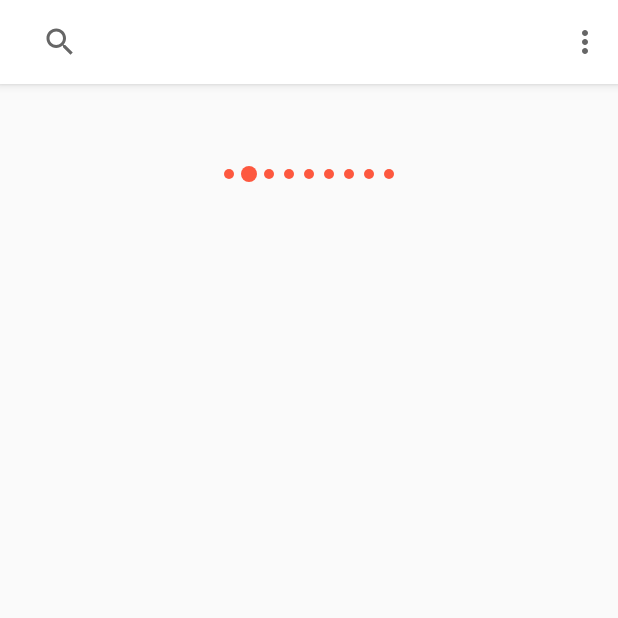
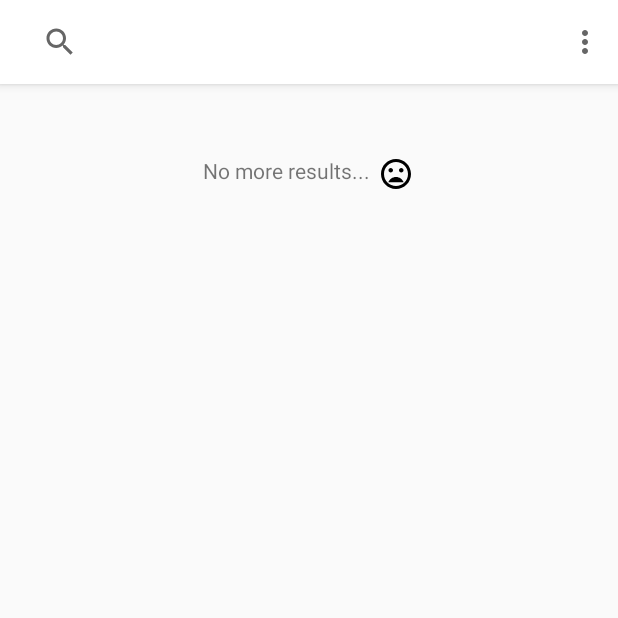
Before and after one commit to yussefsaidi/FoodRecipesNoLocalCache, an Android app: the screen it shows after launch (RecipeListActivity), after a tap on "Barbecue", on a phone screen of 412 x 824 dp, the top half of it. Run offline under Robolectric (Android 15) with nearby library versions, the phone set to English and light mode, and no system bars; our stand-ins replace CircleImageView; pictures from the network do not load; 2 statements that could not run were skipped.

Commit message:
Display message when query is exhausted

```diff
--- a/app/src/main/java/com/saidiyussef/foodrecipes/RecipeListActivity.java
+++ b/app/src/main/java/com/saidiyussef/foodrecipes/RecipeListActivity.java
@@ -81,6 +81,7 @@ public class RecipeListActivity extends BaseActivity implements OnRecipeListener
             public void onChanged(Boolean aBoolean) {
                 if(aBoolean){
                     Log.d(TAG, "onChanged: the query is exhausted");
+                    mAdapter.setQueryExhausted();
                 }
             }
         });
--- a/app/src/main/java/com/saidiyussef/foodrecipes/adapters/RecipeRecyclerAdapter.java
+++ b/app/src/main/java/com/saidiyussef/foodrecipes/adapters/RecipeRecyclerAdapter.java
@@ -23,6 +23,7 @@ public class RecipeRecyclerAdapter extends RecyclerView.Adapter<RecyclerView.Vie
     private static final int RECIPE_TYPE = 1;
     private static final int LOADING_TYPE = 2;
     private static final int CATEGORY_TYPE = 3;
+    private static final int EXHAUSTED_TYPE = 4;
 
 
     private List<Recipe> mRecipes;
@@ -46,6 +47,10 @@ public class RecipeRecyclerAdapter extends RecyclerView.Adapter<RecyclerView.Vie
             case LOADING_TYPE:{
                 view = LayoutInflater.from(parent.getContext()).inflate(R.layout.layout_loading_list_item, parent, false);
                 return new LoadingViewHolder(view);
+            }
+            case EXHAUSTED_TYPE:{
+                view = LayoutInflater.from(parent.getContext()).inflate(R.layout.layout_search_exhausted, parent, false);
+                return new SearchExhaustedViewHolder(view);
             }
             default:{
                 view = LayoutInflater.from(parent.getContext()).inflate(R.layout.layout_recipe_list_item, parent, false);
@@ -101,8 +106,30 @@ public class RecipeRecyclerAdapter extends RecyclerView.Adapter<RecyclerView.Vie
                 && !mRecipes.get(position).getTitle().equals("EXHAUSTED...")){
             return LOADING_TYPE;
         }
+        else if(mRecipes.get(position).getTitle().equals("EXHAUSTED...")){
+            return EXHAUSTED_TYPE;
+        }
         else{
             return RECIPE_TYPE;
+        }
+    }
+
+    public void setQueryExhausted(){
+        hideLoading();
+        Recipe exhaustedRecipe = new Recipe();
+        exhaustedRecipe.setTitle("EXHAUSTED...");
+        mRecipes.add(exhaustedRecipe);
+        notifyDataSetChanged();
+    }
+
+    private void hideLoading(){
+        if(isLoading()){
+            for (Recipe recipe: mRecipes){
+                if(recipe.getTitle().equals("LOADING...")){
+                    mRecipes.remove(recipe);
+                }
+            }
+            notifyDataSetChanged();
         }
     }
 
--- /dev/null
+++ b/app/src/main/java/com/saidiyussef/foodrecipes/adapters/SearchExhaustedViewHolder.java
@@ -0,0 +1,16 @@
+package com.saidiyussef.foodrecipes.adapters;
+
+import android.view.View;
+
+import androidx.annotation.NonNull;
+import androidx.recyclerview.widget.RecyclerView;
+
+public class SearchExhaustedViewHolder extends RecyclerView.ViewHolder {
+
+
+    public SearchExhaustedViewHolder(@NonNull View itemView) {
+        super(itemView);
+    }
+
+
+}
--- /dev/null
+++ b/app/src/main/res/drawable/ic_mood_bad_black_24dp.xml
@@ -0,0 +1,9 @@
+<vector xmlns:android="http://schemas.android.com/apk/res/android"
+        android:width="24dp"
+        android:height="24dp"
+        android:viewportWidth="24.0"
+        android:viewportHeight="24.0">
+    <path
+        android:fillColor="#FF000000"
+        android:pathData="M11.99,2C6.47,2 2,6.48 2,12s4.47,10 9.99,10C17.52,22 22,17.52 22,12S17.52,2 11.99,2zM12,20c-4.42,0 -8,-3.58 -8,-8s3.58,-8 8,-8 8,3.58 8,8 -3.58,8 -8,8zM15.5,11c0.83,0 1.5,-0.67 1.5,-1.5S16.33,8 15.5,8 14,8.67 14,9.5s0.67,1.5 1.5,1.5zM8.5,11c0.83,0 1.5,-0.67 1.5,-1.5S9.33,8 8.5,8 7,8.67 7,9.5 7.67,11 8.5,11zM12,14c-2.33,0 -4.31,1.46 -5.11,3.5h10.22c-0.8,-2.04 -2.78,-3.5 -5.11,-3.5z"/>
+</vector>
--- /dev/null
+++ b/app/src/main/res/layout/layout_search_exhausted.xml
@@ -0,0 +1,16 @@
+<?xml version="1.0" encoding="utf-8"?>
+<RelativeLayout android:layout_width="match_parent"
+    android:layout_height="@dimen/recycler_loading_view_height"
+    xmlns:android="http://schemas.android.com/apk/res/android" >
+
+    <TextView
+        xmlns:android="http://schemas.android.com/apk/res/android"
+        android:layout_width="wrap_content"
+        android:layout_height="wrap_content"
+        android:text="No more results..."
+        android:drawableEnd="@drawable/ic_mood_bad_black_24dp"
+        android:layout_centerInParent="true"
+        android:padding="5dp"
+        android:drawablePadding="5dp"/>
+
+</RelativeLayout>
```
